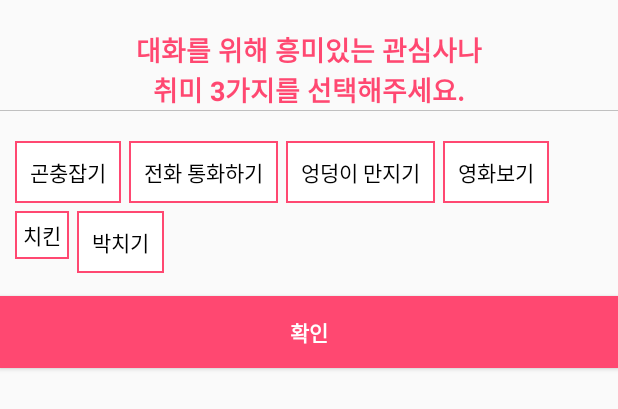
After one commit to JSpiner/tenMinute, an Android app: the layout dialog_pick_interest.xml on its own in the app's theme, with its tools: preview values and no code run, on a phone screen of 412 x 824 dp. The commit adds this screen. Shown: the top 409 px of the screen. Run offline under Robolectric (Android 15) with nearby library versions, the phone set to English and light mode, and no system bars.

Commit message:
pick interest dialog layout

```diff
--- /dev/null
+++ b/app/src/main/java/com/noname/tenminute/Dialog/BaseDialog.java
@@ -0,0 +1,10 @@
+package com.noname.tenminute.Dialog;
+
+import android.support.v4.app.DialogFragment;
+
+/**
+ * Created by PJC on 2017-08-14.
+ */
+
+public class BaseDialog extends DialogFragment {
+}
--- /dev/null
+++ b/app/src/main/java/com/noname/tenminute/Dialog/PickInterestDialog.java
@@ -0,0 +1,22 @@
+package com.noname.tenminute.Dialog;
+
+import android.os.Bundle;
+import android.support.annotation.Nullable;
+import android.view.LayoutInflater;
+import android.view.View;
+import android.view.ViewGroup;
+
+import com.noname.tenminute.R;
+
+/**
+ * Created by PJC on 2017-08-14.
+ */
+
+public class PickInterestDialog extends BaseDialog {
+    @Nullable
+    @Override
+    public View onCreateView(LayoutInflater inflater, @Nullable ViewGroup container, @Nullable Bundle savedInstanceState) {
+        View rootView = inflater.inflate(R.layout.dialog_pick_interest, container, false);
+        return rootView;
+    }
+}
--- a/app/src/main/java/com/noname/tenminute/SignupActivity.java
+++ b/app/src/main/java/com/noname/tenminute/SignupActivity.java
@@ -4,6 +4,8 @@ import android.support.v7.app.AppCompatActivity;
 import android.os.Bundle;
 import android.widget.ArrayAdapter;
 import android.widget.Spinner;
+
+import com.noname.tenminute.Dialog.PickInterestDialog;
 
 public class SignupActivity extends AppCompatActivity {
 
@@ -12,5 +14,7 @@ public class SignupActivity extends AppCompatActivity {
         super.onCreate(savedInstanceState);
         setContentView(R.layout.activity_signup);
 
+        PickInterestDialog pickInterestDialog = new PickInterestDialog();
+        pickInterestDialog.show(getSupportFragmentManager(), "DIALOG");
     }
 }
--- /dev/null
+++ b/app/src/main/res/layout/dialog_pick_interest.xml
@@ -0,0 +1,110 @@
+<?xml version="1.0" encoding="utf-8"?>
+<LinearLayout xmlns:android="http://schemas.android.com/apk/res/android"
+    android:orientation="vertical" android:layout_width="match_parent"
+    android:layout_height="match_parent">
+
+    <TextView
+        android:textSize="18sp"
+        android:textStyle="bold"
+        android:textColor="@color/AppColor"
+        android:gravity="center"
+        android:text="대화를 위해 흥미있는 관심사나\n취미 3가지를 선택해주세요."
+        android:paddingLeft="20dp"
+        android:paddingRight="20dp"
+        android:paddingTop="20dp"
+        android:layout_width="match_parent"
+        android:layout_height="wrap_content" />
+
+    <View
+        android:background="@color/Silver"
+        android:layout_width="match_parent"
+        android:layout_marginBottom="10dp"
+        android:layout_height="1px"/>
+
+    <com.google.android.flexbox.FlexboxLayout
+        android:padding="10dp"
+        android:id="@+id/flexbox"
+        xmlns:app="http://schemas.android.com/apk/res-auto"
+        android:layout_width="match_parent"
+        android:layout_height="wrap_content"
+        app:flexWrap="wrap"
+        app:alignItems="stretch"
+        app:alignContent="stretch" >
+
+        <TextView
+            android:textColor="@color/Black"
+            android:padding="10dp"
+            android:layout_marginRight="5dp"
+            android:layout_marginBottom="5dp"
+            android:background="@drawable/button_outline_pink"
+            android:text="곤충잡기"
+            android:layout_width="wrap_content"
+            android:layout_height="wrap_content"
+            />
+
+        <TextView
+            android:textColor="@color/Black"
+            android:padding="10dp"
+            android:layout_marginRight="5dp"
+            android:layout_marginBottom="5dp"
+            android:background="@drawable/button_outline_pink"
+            android:text="전화 통화하기"
+            android:layout_width="wrap_content"
+            android:layout_height="wrap_content"
+            />
+
+        <TextView
+            android:textColor="@color/Black"
+            android:padding="10dp"
+            android:layout_marginRight="5dp"
+            android:layout_marginBottom="5dp"
+            android:background="@drawable/button_outline_pink"
+            android:text="엉덩이 만지기"
+            android:layout_width="wrap_content"
+            android:layout_height="wrap_content"
+            />
+
+        <TextView
+            android:textColor="@color/Black"
+            android:padding="10dp"
+            android:layout_marginRight="5dp"
+            android:layout_marginBottom="5dp"
+            android:background="@drawable/button_outline_pink"
+            android:text="영화보기"
+            android:layout_width="wrap_content"
+            android:layout_height="wrap_content"
+            />
+
+        <TextView
+            android:textColor="@color/Black"
+            android:padding="5dp"
+            android:layout_marginRight="5dp"
+            android:layout_marginBottom="5dp"
+            android:background="@drawable/button_outline_pink"
+            android:text="치킨"
+            android:layout_width="wrap_content"
+            android:layout_height="wrap_content"
+            />
+
+        <TextView
+            android:textColor="@color/Black"
+            android:padding="10dp"
+            android:layout_marginRight="5dp"
+            android:layout_marginBottom="5dp"
+            android:background="@drawable/button_outline_pink"
+            android:text="박치기"
+            android:layout_width="wrap_content"
+            android:layout_height="wrap_content"
+            />
+
+    </com.google.android.flexbox.FlexboxLayout>
+
+    <Button
+        android:textStyle="bold"
+        android:textColor="@color/White"
+        android:background="@color/AppColor"
+        android:text="확인"
+        android:layout_width="match_parent"
+        android:layout_height="wrap_content" />
+
+</LinearLayout>
```
